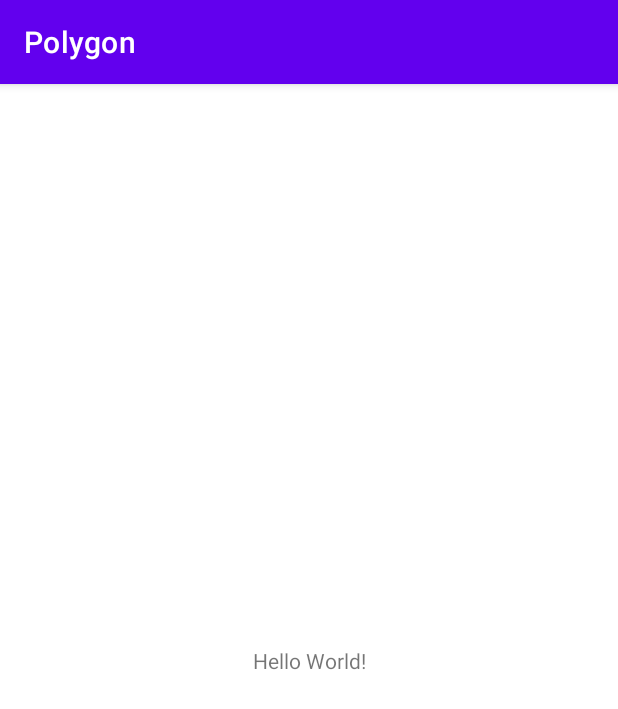
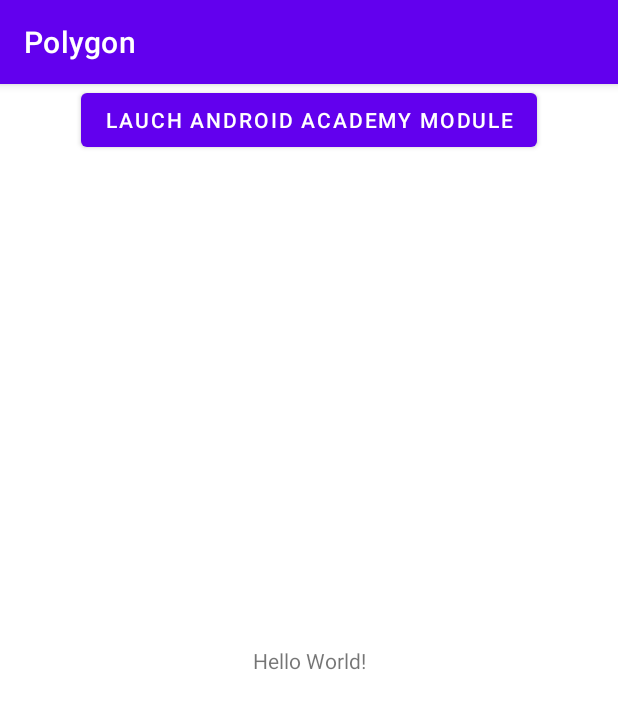
Before and after one commit to shjman/polygon, an Android app: the screen it shows after launch (MainActivity), on a phone screen of 412 x 824 dp. Shown: the top 709 px of the screen. Run offline under Robolectric (Android 15) with nearby library versions, the phone set to English and light mode, and no system bars.

Commit message:
set depemdecies from androidAcademy and launch this activity

```diff
--- a/app/build.gradle
+++ b/app/build.gradle
@@ -33,6 +33,7 @@ android {
 }
 
 dependencies {
+    implementation project(':androidAcademyModule')
 
     implementation "org.jetbrains.kotlin:kotlin-stdlib:$kotlin_version"
     implementation 'androidx.core:core-ktx:1.3.2'
--- a/app/src/main/java/com/shjman/polygon/MainActivity.kt
+++ b/app/src/main/java/com/shjman/polygon/MainActivity.kt
@@ -1,11 +1,25 @@
 package com.shjman.polygon
 
+import android.content.Intent
 import android.os.Bundle
+import android.widget.Button
 import androidx.appcompat.app.AppCompatActivity
+
 
 class MainActivity : AppCompatActivity() {
     override fun onCreate(savedInstanceState: Bundle?) {
         super.onCreate(savedInstanceState)
         setContentView(R.layout.activity_main)
+
+
+        val launchAndroidAcademy = findViewById<Button>(R.id.launch_android_academy)
+        launchAndroidAcademy.setOnClickListener {
+            try {
+                intent = Intent(this, Class.forName("com.shjman.android_academy.MainActivity"))
+                startActivity(intent)
+            } catch (e: ClassNotFoundException) {
+                e.printStackTrace()
+            }
+        }
     }
 }
--- a/app/src/main/res/layout/activity_main.xml
+++ b/app/src/main/res/layout/activity_main.xml
@@ -1,6 +1,5 @@
 <?xml version="1.0" encoding="utf-8"?>
-<androidx.constraintlayout.widget.ConstraintLayout
-    xmlns:android="http://schemas.android.com/apk/res/android"
+<androidx.constraintlayout.widget.ConstraintLayout xmlns:android="http://schemas.android.com/apk/res/android"
     xmlns:app="http://schemas.android.com/apk/res-auto"
     xmlns:tools="http://schemas.android.com/tools"
     android:layout_width="match_parent"
@@ -16,4 +15,13 @@
         app:layout_constraintRight_toRightOf="parent"
         app:layout_constraintTop_toTopOf="parent" />
 
+    <Button
+        android:id="@+id/launch_android_academy"
+        android:layout_width="wrap_content"
+        android:layout_height="wrap_content"
+        android:text="lauch android academy module"
+        app:layout_constraintEnd_toEndOf="parent"
+        app:layout_constraintStart_toStartOf="parent"
+        app:layout_constraintTop_toTopOf="parent" />
+
 </androidx.constraintlayout.widget.ConstraintLayout>
```
Also changed, not shown: app/src/main/AndroidManifest.xml (+12 -3 lines).
